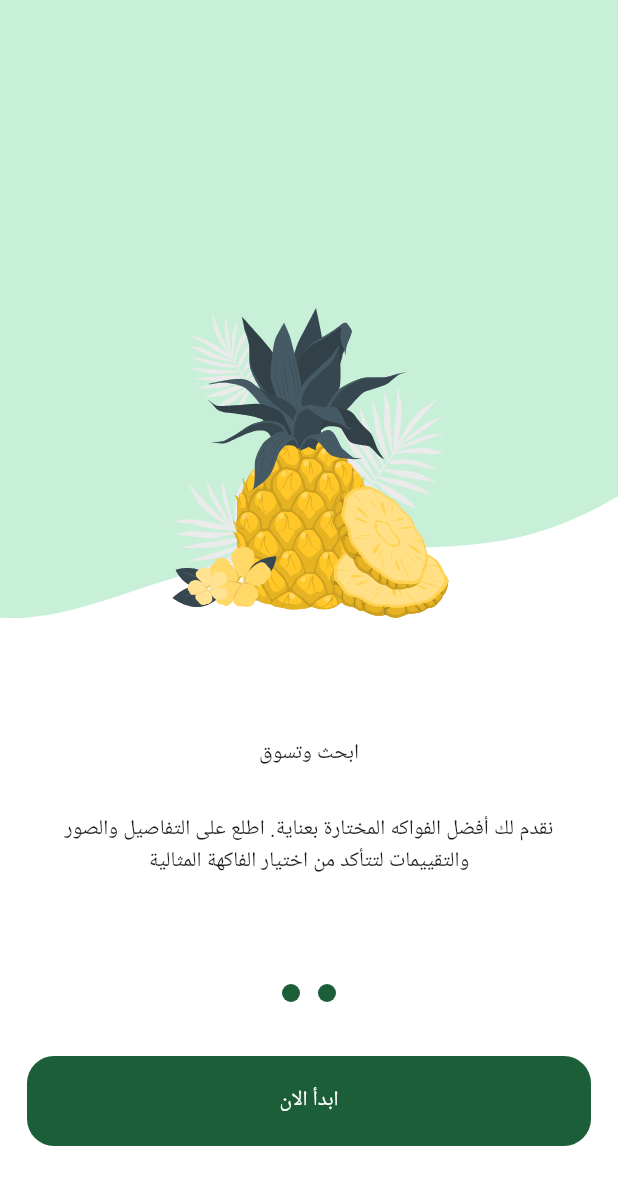
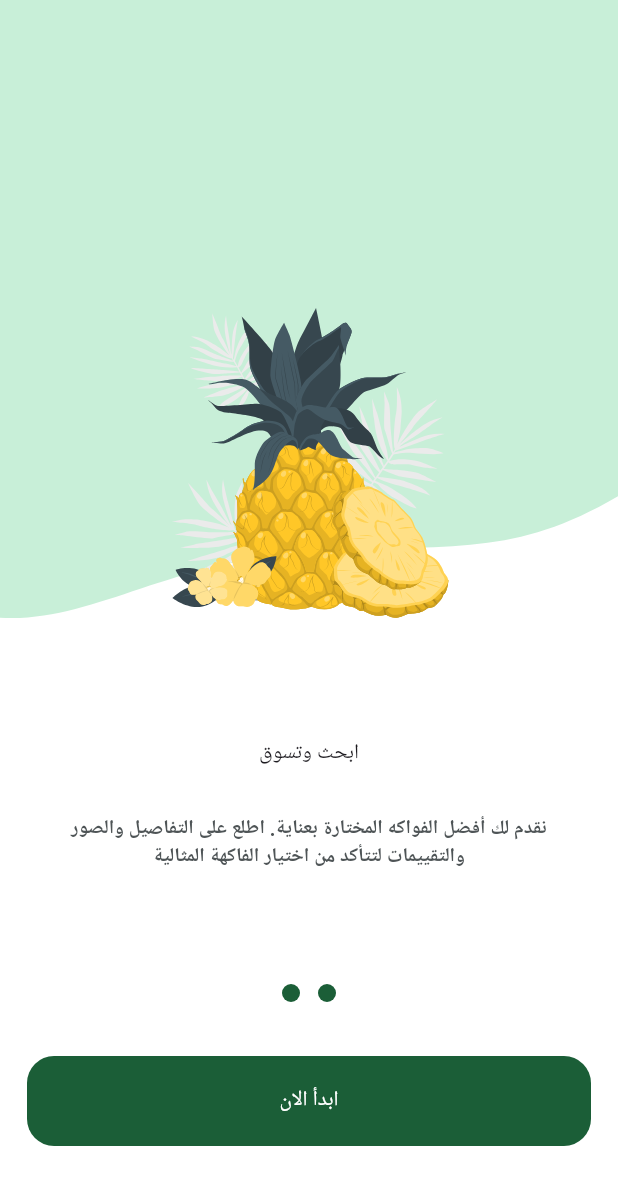
Before and after one commit to MohamedEssami20/Furits_E_commerce_App, a Flutter app: the screen it shows after launch, swiped to page 2, on a phone screen of 412 x 824 dp. Shown: the top 1185 px of the screen. Run offline on Flutter 3.47's test engine with Material 3 defaults, Android fonts, the light colour scheme and no system bars; drawn by our look-alikes of dots_indicator; our stand-ins replace flutter_svg.

Commit message:
add app text styles class

```diff
--- /dev/null
+++ b/lib/core/utils/app_text_style.dart
@@ -0,0 +1,72 @@
+import 'package:flutter/material.dart';
+
+abstract class TextStyles {
+  static const TextStyle bold13 = TextStyle(
+    fontWeight: FontWeight.bold,
+    fontSize: 13,
+  );
+  static const TextStyle bold23 = TextStyle(
+    fontWeight: FontWeight.bold,
+    fontSize: 23,
+  );
+
+  static const TextStyle semiBold13 = TextStyle(
+    fontWeight: FontWeight.w600,
+    fontSize: 13,
+  );
+
+  static const TextStyle regular13 = TextStyle(
+    fontWeight: FontWeight.normal,
+    fontSize: 13,
+  );
+
+  static const TextStyle bold16 = TextStyle(
+    fontWeight: FontWeight.bold,
+    fontSize: 16,
+  );
+
+  static const TextStyle bold19 = TextStyle(
+    fontWeight: FontWeight.bold,
+    fontSize: 19,
+  );
+
+  static const TextStyle semiBold16 = TextStyle(
+    fontWeight: FontWeight.w600,
+    fontSize: 16,
+  );
+
+  static const TextStyle bold28 = TextStyle(
+    fontWeight: FontWeight.bold,
+    fontSize: 28,
+  );
+
+  static const TextStyle regular22 = TextStyle(
+    fontWeight: FontWeight.normal,
+    fontSize: 22,
+  );
+
+  static const TextStyle semiBold11 = TextStyle(
+    fontWeight: FontWeight.w600,
+    fontSize: 11,
+  );
+
+  static const TextStyle medium15 = TextStyle(
+    fontWeight: FontWeight.w500,
+    fontSize: 15,
+  );
+
+  static const TextStyle regular26 = TextStyle(
+    fontWeight: FontWeight.normal,
+    fontSize: 26,
+  );
+
+  static const TextStyle regular16 = TextStyle(
+    fontWeight: FontWeight.normal,
+    fontSize: 16,
+  );
+
+  static const TextStyle regular11 = TextStyle(
+    fontWeight: FontWeight.normal,
+    fontSize: 11,
+  );
+}
--- a/lib/features/on_boarding/presentation/views/widgets/on_boarding_page_view.dart
+++ b/lib/features/on_boarding/presentation/views/widgets/on_boarding_page_view.dart
@@ -1,6 +1,9 @@
 import 'package:flutter/material.dart';
 import 'package:fruits_hub/core/utils/assets.dart';
+import 'package:fruits_hub/core/utils/my_colors.dart';
 import 'package:fruits_hub/features/on_boarding/presentation/views/widgets/page_view_item.dart';
+
+import '../../../../../core/utils/app_text_style.dart';
 
 class OnBoardingPageView extends StatelessWidget {
   const OnBoardingPageView({super.key, required this.pageController});
@@ -8,26 +11,39 @@ class OnBoardingPageView extends StatelessWidget {
   @override
   Widget build(BuildContext context) {
     return PageView(
-     controller: pageController,
+      controller: pageController,
       scrollDirection: Axis.horizontal,
-      children:  const[
+      children: [
         PageViewItem(
           visible: true,
           image: Assets.assetsImagesOnboardingImage1,
           backgroundImage: Assets.assetsImagesOnboardingBackgroundImage,
           subTitle:
               "اكتشف تجربة تسوق فريدة مع FruitHUB. استكشف مجموعتنا الواسعة من الفواكه الطازجة الممتازة واحصل على أفضل العروض والجودة العالية.",
-          title:  Row(
+          title: Row(
             mainAxisAlignment: MainAxisAlignment.center,
             children: [
-              Text("مرحبًا بك في "),
-              Text("HUB"),
-              Text("Fruit"),
+              Text(
+                "مرحبًا بك في ",
+                style:
+                    TextStyles.bold13.copyWith(color: const Color(0xff0C0D0D)),
+              ),
+              Text(
+                "HUB",
+                style: TextStyles.bold23.copyWith(
+                  color: const Color(0xfff4A91f),
+                ),
+              ),
+              Text(
+                "Fruit",
+                style: TextStyles.bold23
+                    .copyWith(color: MyColors.activIndicatorColor),
+              ),
             ],
           ),
         ),
-        PageViewItem(
-           visible:false,
+        const PageViewItem(
+          visible: false,
           image: Assets.assetsImagesOnboardingImage2,
           backgroundImage: Assets.assetsImagesOnboardBacgroundImage2,
           subTitle:
--- a/lib/features/on_boarding/presentation/views/widgets/page_view_item.dart
+++ b/lib/features/on_boarding/presentation/views/widgets/page_view_item.dart
@@ -1,5 +1,7 @@
 import 'package:flutter/material.dart';
 import 'package:flutter_svg/flutter_svg.dart';
+
+import '../../../../../core/utils/app_text_style.dart';
 
 class PageViewItem extends StatelessWidget {
   const PageViewItem(
@@ -7,7 +9,8 @@ class PageViewItem extends StatelessWidget {
       required this.image,
       required this.backgroundImage,
       required this.subTitle,
-      required this.title, required this.visible});
+      required this.title,
+      required this.visible});
   final String image, backgroundImage;
   final String subTitle;
   final Widget title;
@@ -38,9 +41,13 @@ class PageViewItem extends StatelessWidget {
               ),
               Visibility(
                 visible: visible,
-                child: const Padding(
-                  padding: EdgeInsets.all(18),
-                  child: Text("تخط"),
+                child: Padding(
+                  padding: const EdgeInsets.all(18),
+                  child: Text(
+                    "تخط",
+                    style: TextStyles.regular13
+                        .copyWith(color: const Color(0xff949D9E)),
+                  ),
                 ),
               ),
             ],
@@ -54,6 +61,9 @@ class PageViewItem extends StatelessWidget {
           child: Text(
             subTitle,
             textAlign: TextAlign.center,
+            style: TextStyles.semiBold13.copyWith(
+              color: const Color(0xff4E5456),
+            ),
           ),
         ),
       ],
```
